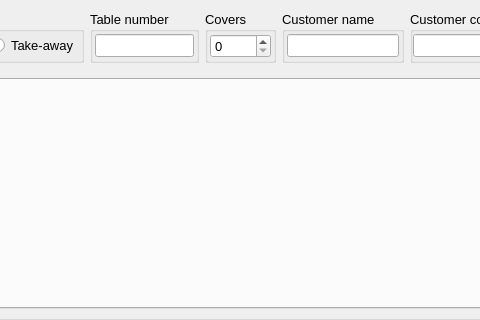
Old version of the form App/Ui/OrderDialog2.ui in the repository paolodestefani/pySagra; both pictures show x 88 to 568 and y 0 to 320 of the 1265 by 465 pixel window.
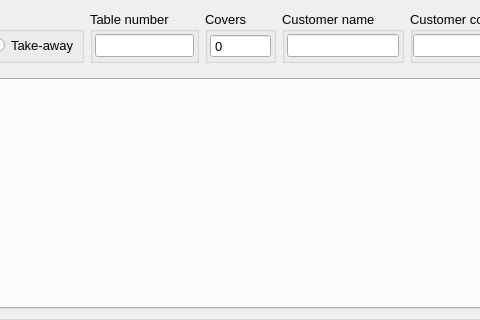
New version of the form.

What changed in the file:
```diff
--- a/App/Ui/OrderDialog2.ui
+++ b/App/Ui/OrderDialog2.ui
@@ -118,6 +118,9 @@
         </property>
         <item>
          <widget class="QSpinBox" name="spinBoxCovers">
+          <property name="buttonSymbols">
+           <enum>QAbstractSpinBox::ButtonSymbols::NoButtons</enum>
+          </property>
           <property name="minimum">
            <number>0</number>
           </property>
```
